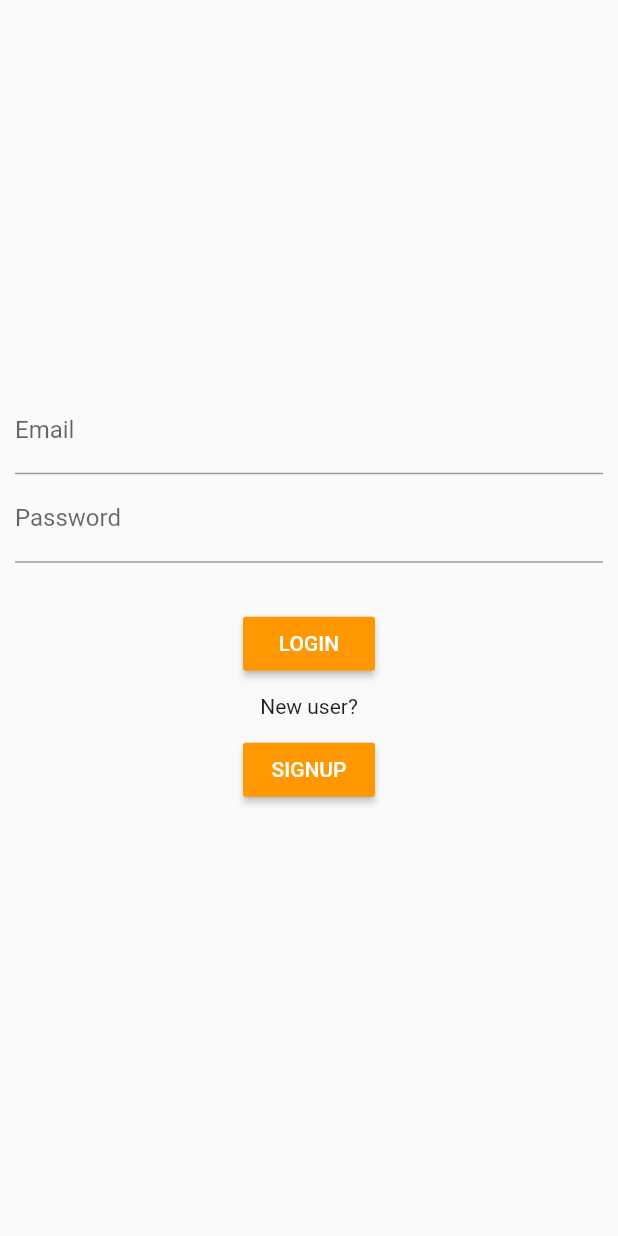
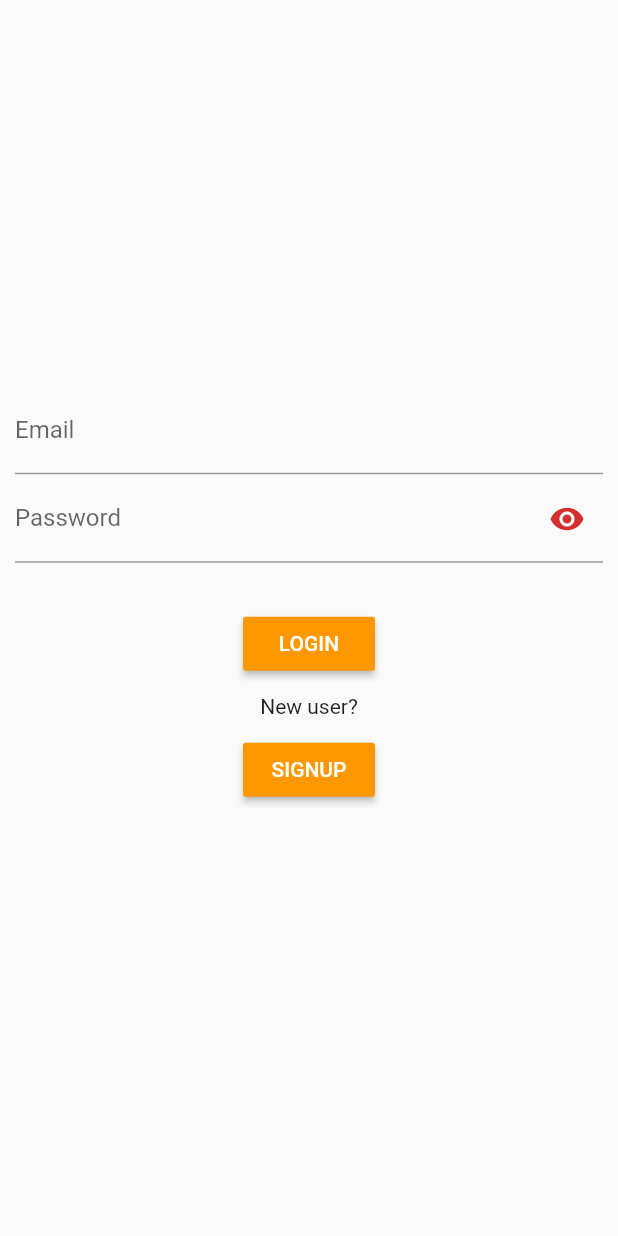
Before and after one commit to tanvi12/FlutterFirebase, a Flutter app: the screen it shows after launch, on a phone screen of 412 x 824 dp. Run offline on Flutter 3.47's test engine with Material 2 defaults, Android fonts, the phone set to English and light mode, and no system bars; our stand-ins replace bloc, cloud_firestore, equatable, firebase_auth, firebase_storage, flutter_bloc and 1 more; accounts and stored records are empty.

Commit message:
Password Eye

```diff
--- a/lib/LoginPage/login.dart
+++ b/lib/LoginPage/login.dart
@@ -22,6 +22,8 @@ class _LoginPageState extends State<LoginPage> {
   var loginBloc = LoginBloc();
 
   FirebaseUser user;
+
+  bool passwordVisible = true;
 
   @override
   void didUpdateWidget(LoginPage oldWidget) {
@@ -69,20 +71,16 @@ class _LoginPageState extends State<LoginPage> {
                         child: CircularProgressIndicator(),
                       );
                     } else {
-                            return mainContain(state
-                                .message);
+                      return mainContain(state.message);
                     }
-                        } else return mainContain();
-                      }else {
+                  } else
+                    return mainContain();
+                } else {
                   return Center(child: CircularProgressIndicator());
                 }
-                      }
-                      )
-                      ,
-                      )
-                      ,
-                      )
-                      ,
+              }),
+        ),
+      ),
     );
   }
 
@@ -103,9 +101,24 @@ class _LoginPageState extends State<LoginPage> {
             ),
             TextField(
               controller: password,
-            obscureText: true,
+              obscureText: passwordVisible,
               decoration: InputDecoration(
-            labelText: "Password", errorText: passwordError),
+                labelText: "Password",
+                errorText: passwordError,
+                suffixIcon: IconButton(
+                  icon: Icon(
+                    // Based on passwordVisible state choose the icon
+                    passwordVisible ? Icons.visibility : Icons.visibility_off,
+                    color: Theme.of(context).primaryColorDark,
+                  ),
+                  onPressed: () {
+                    // Update the state i.e. toogle the state of passwordVisible variable
+                    setState(() {
+                      passwordVisible = !passwordVisible;
+                    });
+                  },
+                ),
+              ),
             ),
             SizedBox(
               height: 30,
@@ -159,8 +172,7 @@ class _LoginPageState extends State<LoginPage> {
     });
   }
 
-        void validate()
-    {
+  void validate() {
     if (username.text.isEmpty) {
       usernameError = "Username can't be empty";
       isValidated = false;
```
Also changed, not shown: lib/SignUpPage/signUp.dart (+19 -2 lines). Lines whose indentation alone changed are shown as unchanged.
